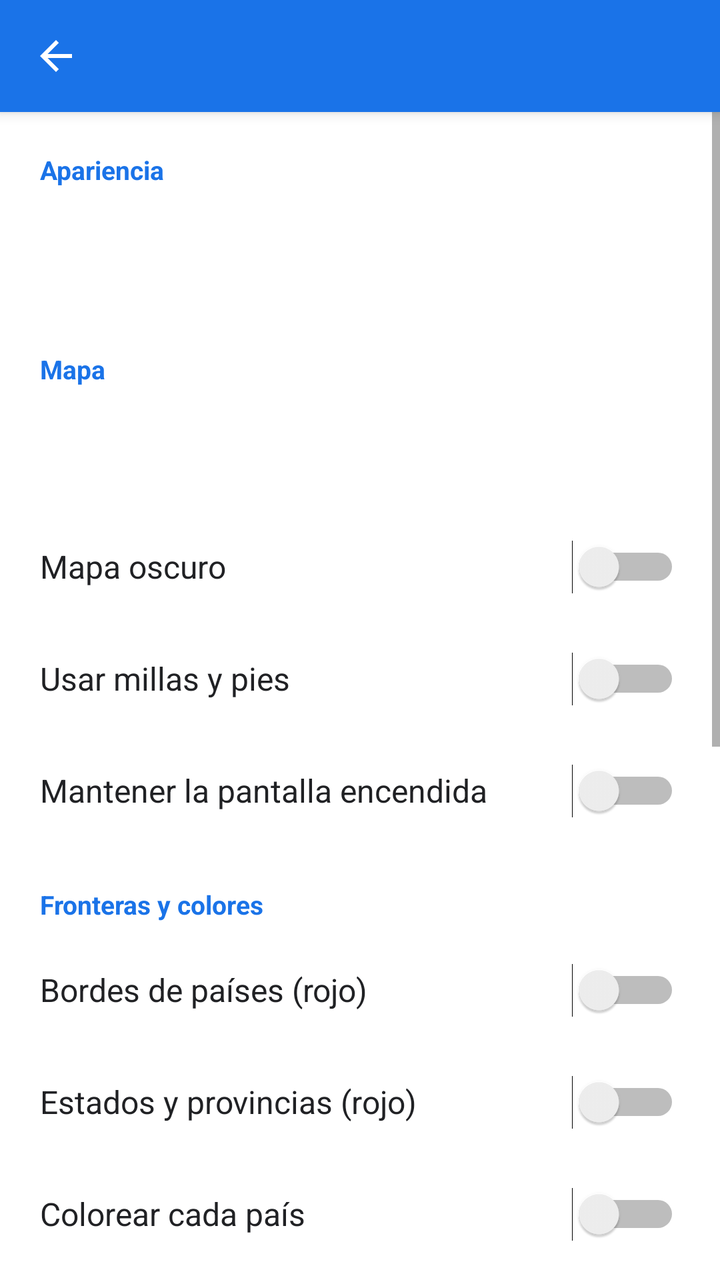
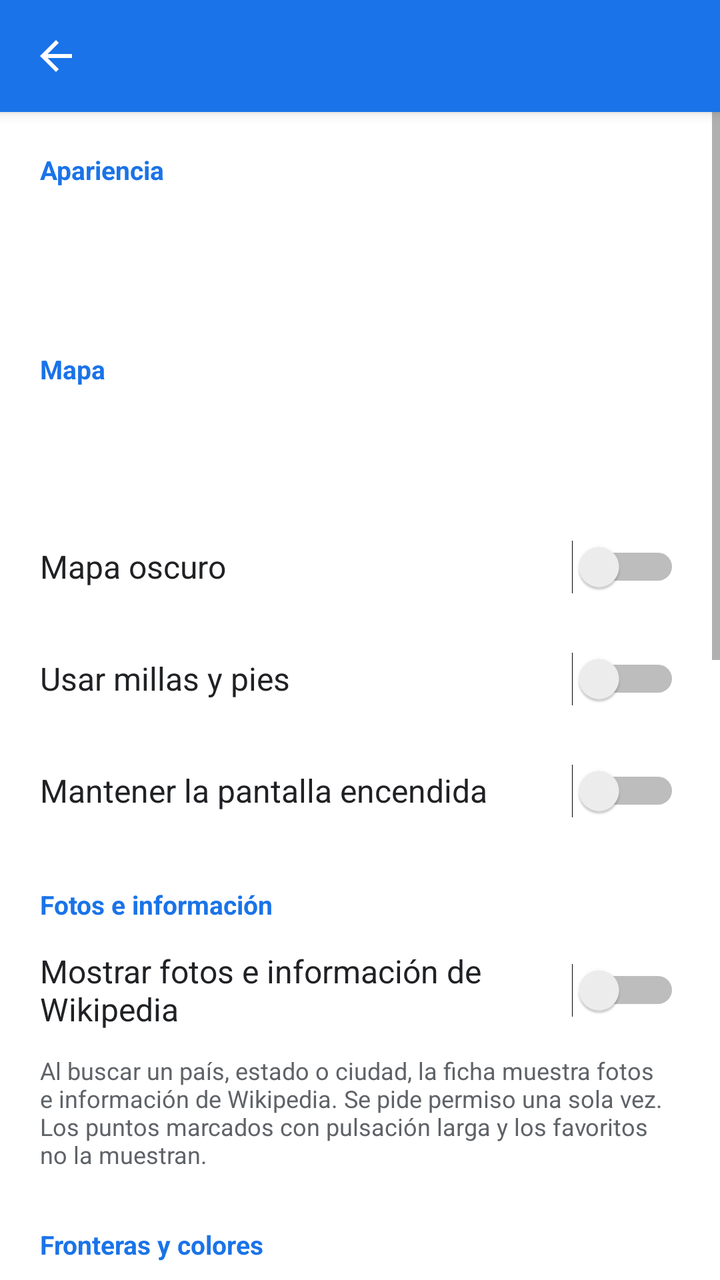

Compare the two renders of this Android layout. The source of the first and the diff that turns it into the second are given below.
<!-- AndroidManifest.xml: application theme Theme.Jps -->
<!-- res/layout/activity_settings.xml -->
<?xml version="1.0" encoding="utf-8"?>
<LinearLayout xmlns:android="http://schemas.android.com/apk/res/android"
    android:layout_width="match_parent"
    android:layout_height="match_parent"
    android:orientation="vertical">

    <include layout="@layout/view_header" />

    <ScrollView
        android:layout_width="match_parent"
        android:layout_height="0dp"
        android:layout_weight="1">

        <LinearLayout
            android:layout_width="match_parent"
            android:layout_height="wrap_content"
            android:orientation="vertical"
            android:paddingBottom="16dp">

            <TextView
                style="@style/SectionTitle"
                android:text="@string/settings_appearance" />

            <TextView
                android:id="@+id/row_theme"
                style="@style/SettingRow"
                android:paddingTop="10dp"
                android:paddingBottom="10dp" />

            <TextView
                style="@style/SectionTitle"
                android:text="@string/settings_map" />

            <TextView
                android:id="@+id/row_map_source"
                style="@style/SettingRow"
                android:paddingTop="10dp"
                android:paddingBottom="10dp" />

            <Switch
                android:id="@+id/sw_dark"
                style="@style/SettingRow"
                android:text="@string/setting_dark" />

            <Switch
                android:id="@+id/sw_imperial"
                style="@style/SettingRow"
                android:text="@string/setting_imperial" />

            <Switch
                android:id="@+id/sw_keep_on"
                style="@style/SettingRow"
                android:text="@string/setting_keep_on" />

            <TextView
                style="@style/SectionTitle"
                android:text="@string/regions_section" />

            <Switch
                android:id="@+id/sw_borders"
                style="@style/SettingRow"
                android:text="@string/sw_borders" />

            <Switch
                android:id="@+id/sw_states"
                style="@style/SettingRow"
                android:text="@string/sw_states" />

            <Switch
                android:id="@+id/sw_colors"
                style="@style/SettingRow"
                android:text="@string/sw_colors" />

            <Switch
                android:id="@+id/sw_flags"
                style="@style/SettingRow"
                android:text="@string/sw_flags" />

            <TextView
                style="@style/HintText"
                android:text="@string/regions_hint" />

            <TextView
                style="@style/SectionTitle"
                android:text="@string/settings_data" />

            <TextView
                android:id="@+id/row_clear_history"
                style="@style/SettingRow"
                android:text="@string/clear_history" />

            <TextView
                android:id="@+id/row_clear_favorites"
                style="@style/SettingRow"
                android:text="@string/clear_favorites" />

            <TextView
                style="@style/SectionTitle"
                android:text="@string/settings_info" />

            <TextView
                android:id="@+id/row_privacy"
                style="@style/SettingRow"
                android:text="@string/privacy_title" />

            <TextView
                android:id="@+id/row_about"
                style="@style/SettingRow"
                android:text="@string/about_title" />
        </LinearLayout>
    </ScrollView>
</LinearLayout>
<!-- res/layout/view_header.xml (included above) -->
<?xml version="1.0" encoding="utf-8"?>
<LinearLayout xmlns:android="http://schemas.android.com/apk/res/android"
    android:layout_width="match_parent"
    android:layout_height="56dp"
    android:background="@color/primary"
    android:elevation="4dp"
    android:gravity="center_vertical"
    android:orientation="horizontal">

    <ImageButton
        android:id="@+id/btn_back"
        android:layout_width="56dp"
        android:layout_height="56dp"
        android:background="?android:attr/selectableItemBackgroundBorderless"
        android:contentDescription="@string/back"
        android:src="@drawable/ic_arrow_back" />

    <TextView
        android:id="@+id/header_title"
        android:layout_width="wrap_content"
        android:layout_height="wrap_content"
        android:textColor="#FFFFFF"
        android:textSize="20sp"
        android:textStyle="bold" />
</LinearLayout>
<!-- resources referenced by this layout -->
<resources>
  <color name="primary">#1A73E8</color>
  <!-- drawable ic_arrow_back (drawable) -->
  <?xml version="1.0" encoding="utf-8"?>
  <vector xmlns:android="http://schemas.android.com/apk/res/android"
      android:width="24dp"
      android:height="24dp"
      android:viewportWidth="24"
      android:viewportHeight="24">
      <path
          android:fillColor="#FFFFFF"
          android:pathData="M20,11H7.83l5.59,-5.59L12,4l-8,8 8,8 1.41,-1.41L7.83,13H20v-2z" />
  </vector>
  <string name="about_title">Acerca de Jps</string>
  <string name="back">Atrás</string>
  <string name="clear_favorites">Borrar todos los favoritos</string>
  <string name="clear_history">Borrar historial de búsqueda</string>
  <string name="privacy_title">Política de privacidad</string>
  <string name="regions_hint">Estados y provincias requieren los bordes de países; la bandera requiere colorear países. Los bordes y colores generales se ven hasta el zoom 9 y los estados desde el zoom 4. Al buscar un país, estado o ciudad se mantienen todas las líneas y solo se pinta esa zona: con su bandera si es un país, o con un color si es un estado o una ciudad. También funciona en el globo 3D.</string>
  <string name="regions_section">Fronteras y colores</string>
  <string name="setting_dark">Mapa oscuro</string>
  <string name="setting_imperial">Usar millas y pies</string>
  <string name="setting_keep_on">Mantener la pantalla encendida</string>
  <string name="settings_appearance">Apariencia</string>
  <string name="settings_data">Datos</string>
  <string name="settings_info">Información</string>
  <string name="settings_map">Mapa</string>
  <string name="sw_borders">Bordes de países (rojo)</string>
  <string name="sw_colors">Colorear cada país</string>
  <string name="sw_flags">Usar la bandera como color</string>
  <string name="sw_states">Estados y provincias (rojo)</string>
  <style name="HintText">
          <item name="android:layout_width">match_parent</item>
          <item name="android:layout_height">wrap_content</item>
          <item name="android:paddingStart">20dp</item>
          <item name="android:paddingEnd">20dp</item>
          <item name="android:paddingTop">4dp</item>
          <item name="android:paddingBottom">8dp</item>
          <item name="android:textColor">@color/text_secondary</item>
          <item name="android:textSize">12sp</item>
      </style>
  <style name="SectionTitle">
          <item name="android:layout_width">match_parent</item>
          <item name="android:layout_height">wrap_content</item>
          <item name="android:paddingStart">20dp</item>
          <item name="android:paddingEnd">20dp</item>
          <item name="android:paddingTop">20dp</item>
          <item name="android:paddingBottom">6dp</item>
          <item name="android:textColor">@color/accent</item>
          <item name="android:textSize">13sp</item>
          <item name="android:textStyle">bold</item>
      </style>
  <style name="Theme.Jps" parent="@android:style/Theme.Material.Light.NoActionBar">
          <item name="android:colorPrimary">@color/primary</item>
          <item name="android:colorPrimaryDark">@color/primary_dark</item>
          <item name="android:colorAccent">@color/accent</item>
          <item name="android:statusBarColor">@color/primary_dark</item>
          <item name="android:windowBackground">@color/surface</item>
          <item name="android:textColorLink">@color/accent</item>
      </style>
  <color name="text_secondary">#5F6368</color>
  <color name="accent">#1A73E8</color>
  <color name="text_primary">#202124</color>
  <color name="primary_dark">#1557B0</color>
  <color name="surface">#FFFFFF</color>
  <!-- unchanged entries left out for length: 1 -->
</resources>

<!-- the commit's change to res/layout/activity_settings.xml (unified diff, before → after) -->
@@ -51,6 +51,19 @@
                 android:id="@+id/sw_keep_on"
                 style="@style/SettingRow"
                 android:text="@string/setting_keep_on" />
+
+            <TextView
+                style="@style/SectionTitle"
+                android:text="@string/settings_place_info" />
+
+            <Switch
+                android:id="@+id/sw_place_info"
+                style="@style/SettingRow"
+                android:text="@string/sw_place_info" />
+
+            <TextView
+                style="@style/HintText"
+                android:text="@string/place_info_hint" />
 
             <TextView
                 style="@style/SectionTitle"
<!-- resource entries referenced after the edit -->
@@ -16,6 +16,7 @@
   <string name="back">Atrás</string>
   <string name="clear_favorites">Borrar todos los favoritos</string>
   <string name="clear_history">Borrar historial de búsqueda</string>
+  <string name="place_info_hint">Al buscar un país, estado o ciudad, la ficha muestra fotos e información de Wikipedia. Se pide permiso una sola vez. Los puntos marcados con pulsación larga y los favoritos no la muestran.</string>
   <string name="privacy_title">Política de privacidad</string>
   <string name="regions_hint">Estados y provincias requieren los bordes de países; la bandera requiere colorear países. Los bordes y colores generales se ven hasta el zoom 9 y los estados desde el zoom 4. Al buscar un país, estado o ciudad se mantienen todas las líneas y solo se pinta esa zona: con su bandera si es un país, o con un color si es un estado o una ciudad. También funciona en el globo 3D.</string>
   <string name="regions_section">Fronteras y colores</string>
@@ -26,9 +27,11 @@
   <string name="settings_data">Datos</string>
   <string name="settings_info">Información</string>
   <string name="settings_map">Mapa</string>
+  <string name="settings_place_info">Fotos e información</string>
   <string name="sw_borders">Bordes de países (rojo)</string>
   <string name="sw_colors">Colorear cada país</string>
   <string name="sw_flags">Usar la bandera como color</string>
+  <string name="sw_place_info">Mostrar fotos e información de Wikipedia</string>
   <string name="sw_states">Estados y provincias (rojo)</string>
   <style name="HintText">
           <item name="android:layout_width">match_parent</item>
